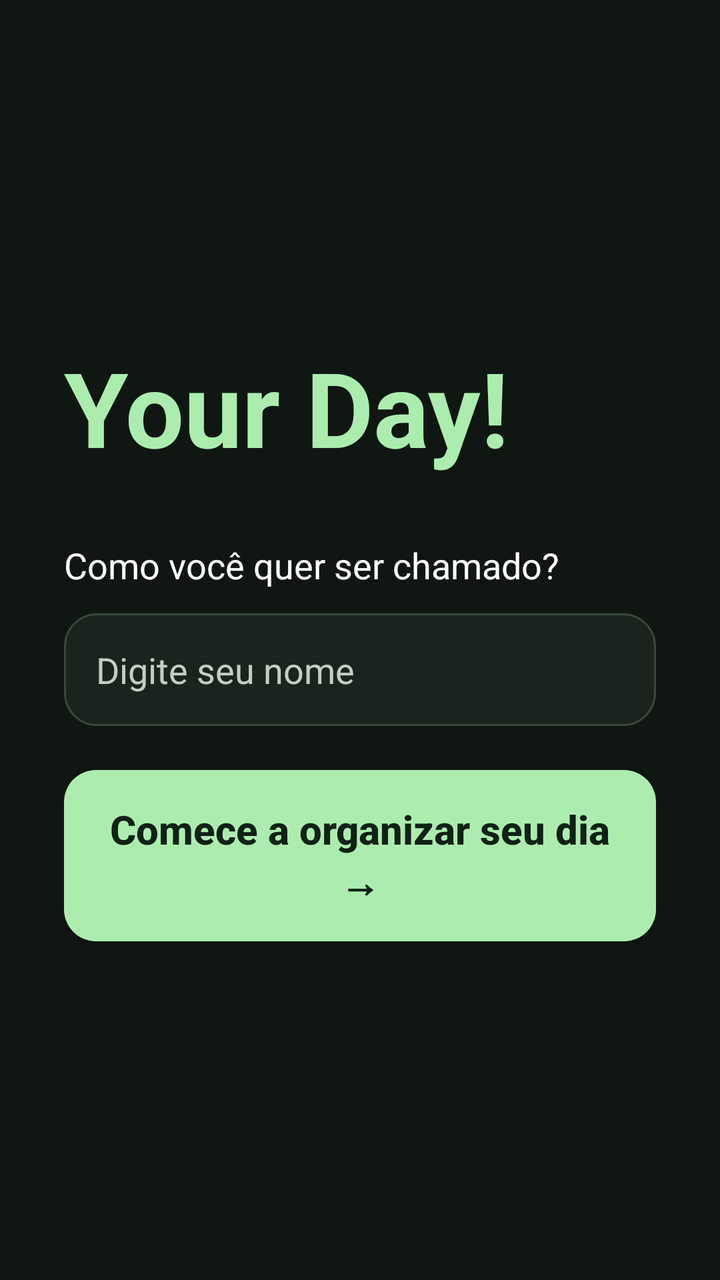
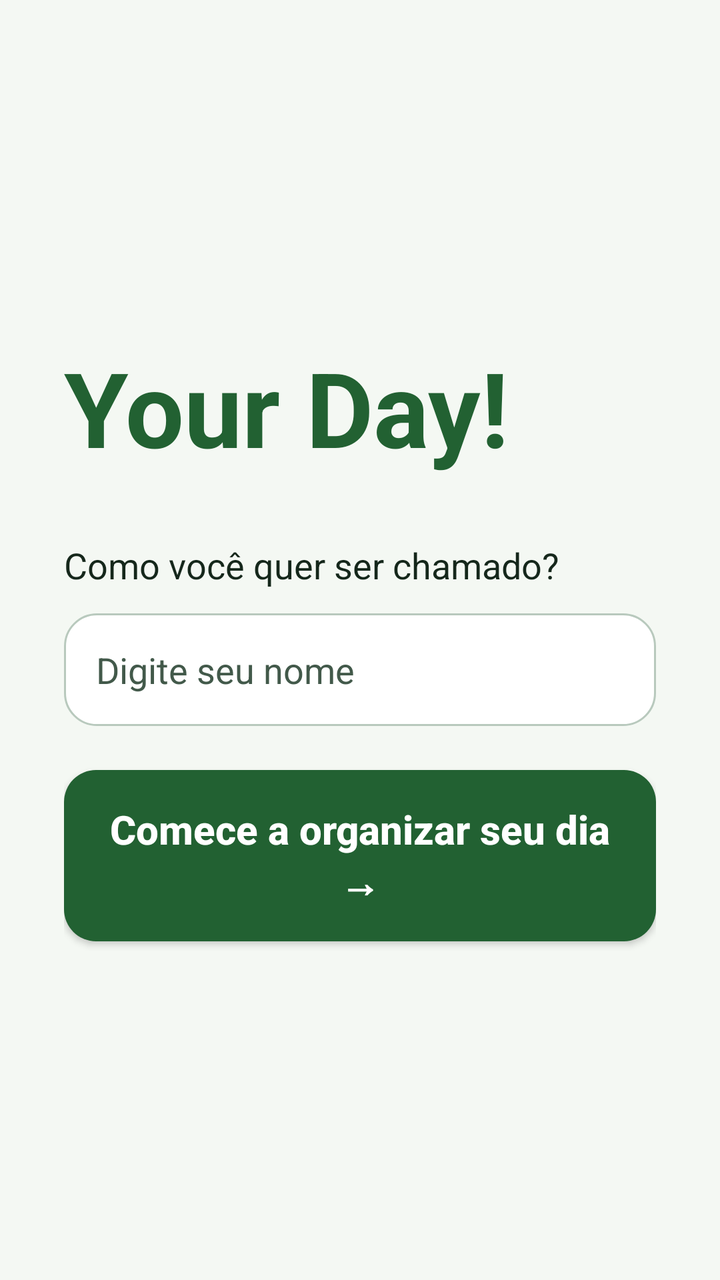

An Android layout rendered at two revisions. The XML below is the earlier revision; the diff shows what the commit changed to produce the second picture.
<!-- AndroidManifest.xml: application theme Theme.ProjetoFaculdadeYourDay -->
<!-- res/layout/activity_main.xml -->
<ScrollView
    xmlns:android="http://schemas.android.com/apk/res/android"
    android:id="@+id/main"
    android:layout_width="match_parent"
    android:layout_height="match_parent"
    android:background="@color/agenda_fundo"
    android:fillViewport="true">
    <LinearLayout
        android:layout_width="match_parent"
        android:layout_height="wrap_content"
        android:orientation="vertical"
        android:gravity="center"
        android:padding="32dp">
        <TextView
            android:layout_width="match_parent"
            android:layout_height="wrap_content"
            android:layout_marginBottom="32dp"
            android:gravity="start"
            android:text="Your Day!"
            android:textColor="@color/agenda_verde"
            android:textSize="52sp"
            android:textStyle="bold" />
        <TextView
            android:layout_width="match_parent"
            android:layout_height="wrap_content"
            android:layout_marginBottom="12dp"
            android:labelFor="@id/editNome"
            android:text="Como você quer ser chamado?"
            android:textColor="#FFFFFF"
            android:textSize="18sp" />
        <EditText
            android:id="@+id/editNome"
            android:layout_width="match_parent"
            android:layout_height="wrap_content"
            android:minHeight="56dp"
            android:background="@drawable/cartao_agenda"
            android:hint="Digite seu nome"
            android:inputType="textPersonName|textCapWords"
            android:maxLength="40"
            android:singleLine="true"
            android:padding="16dp"
            android:textColor="#FFFFFF"
            android:textColorHint="@color/texto_secundario"
            android:textSize="18sp" />
        <androidx.appcompat.widget.AppCompatButton
            android:id="@+id/btnComecar"
            android:layout_width="match_parent"
            android:layout_height="wrap_content"
            android:minHeight="54dp"
            android:layout_marginTop="22dp"
            android:padding="16dp"
            android:text="Comece a organizar seu dia →"
            android:textAllCaps="false"
            android:textColor="@color/agenda_tinta"
            android:textSize="20sp"
            android:textStyle="bold"
            android:background="@drawable/acao_principal" />
    </LinearLayout>
</ScrollView>
<!-- resources referenced by this layout -->
<resources>
  <color name="agenda_fundo">#101713</color>
  <color name="agenda_tinta">#102116</color>
  <color name="agenda_verde">#ACEDAF</color>
  <color name="texto_secundario">#C2CEC4</color>
  <!-- drawable acao_principal (drawable) -->
  <ripple xmlns:android="http://schemas.android.com/apk/res/android" android:color="#33809070">
      <item>
          <shape android:shape="rectangle">
              <solid android:color="@color/agenda_verde" />
              <corners android:radius="16dp" />
          </shape>
      </item>
  </ripple>
  <!-- drawable cartao_agenda (drawable) -->
  <shape xmlns:android="http://schemas.android.com/apk/res/android" android:shape="rectangle">
      <solid android:color="@color/agenda_painel" />
      <corners android:radius="16dp" />
      <stroke android:width="1dp" android:color="@color/agenda_borda" />
  </shape>
  <style name="Theme.ProjetoFaculdadeYourDay" parent="Base.Theme.ProjetoFaculdadeYourDay" />
  <color name="agenda_painel">#1A231E</color>
  <color name="agenda_borda">#38483D</color>
  <style name="Base.Theme.ProjetoFaculdadeYourDay" parent="Theme.Material3.DayNight.NoActionBar">
          
          
      </style>
</resources>

<!-- the commit's change to res/layout/activity_main.xml (unified diff, before → after) -->
@@ -26,7 +26,7 @@
             android:layout_marginBottom="12dp"
             android:labelFor="@id/editNome"
             android:text="Como você quer ser chamado?"
-            android:textColor="#FFFFFF"
+            android:textColor="@color/agenda_texto"
             android:textSize="18sp" />
         <EditText
             android:id="@+id/editNome"
@@ -39,7 +39,7 @@
             android:maxLength="40"
             android:singleLine="true"
             android:padding="16dp"
-            android:textColor="#FFFFFF"
+            android:textColor="@color/agenda_texto"
             android:textColorHint="@color/texto_secundario"
             android:textSize="18sp" />
         <androidx.appcompat.widget.AppCompatButton
<!-- resource entries referenced after the edit -->
@@ -1,9 +1,10 @@
 <!-- resources referenced by this layout -->
 <resources>
-  <color name="agenda_fundo">#101713</color>
-  <color name="agenda_tinta">#102116</color>
-  <color name="agenda_verde">#ACEDAF</color>
-  <color name="texto_secundario">#C2CEC4</color>
+  <color name="agenda_fundo">#F4F8F3</color>
+  <color name="agenda_texto">#15271B</color>
+  <color name="agenda_tinta">#FFFFFF</color>
+  <color name="agenda_verde">#226132</color>
+  <color name="texto_secundario">#42594A</color>
   <!-- drawable acao_principal (drawable) -->
   <ripple xmlns:android="http://schemas.android.com/apk/res/android" android:color="#33809070">
       <item>
@@ -19,12 +20,16 @@
       <corners android:radius="16dp" />
       <stroke android:width="1dp" android:color="@color/agenda_borda" />
   </shape>
-  <style name="Theme.ProjetoFaculdadeYourDay" parent="Base.Theme.ProjetoFaculdadeYourDay" />
-  <color name="agenda_painel">#1A231E</color>
-  <color name="agenda_borda">#38483D</color>
-  <style name="Base.Theme.ProjetoFaculdadeYourDay" parent="Theme.Material3.DayNight.NoActionBar">
-          
-          
+  <style name="Theme.ProjetoFaculdadeYourDay" parent="Base.Theme.ProjetoFaculdadeYourDay">
+          <item name="colorPrimary">@color/agenda_verde</item>
+          <item name="colorOnPrimary">@color/agenda_tinta</item>
+          <item name="colorSecondary">@color/agenda_verde</item>
+          <item name="colorAccent">@color/agenda_verde</item>
+          <item name="android:colorAccent">@color/agenda_verde</item>
+          <item name="android:windowBackground">@color/agenda_fundo</item>
       </style>
+  <color name="agenda_painel">#FFFFFF</color>
+  <color name="agenda_borda">#B8C9BD</color>
+  <style name="Base.Theme.ProjetoFaculdadeYourDay" parent="Theme.Material3.DayNight.NoActionBar" />
 </resources>
 
